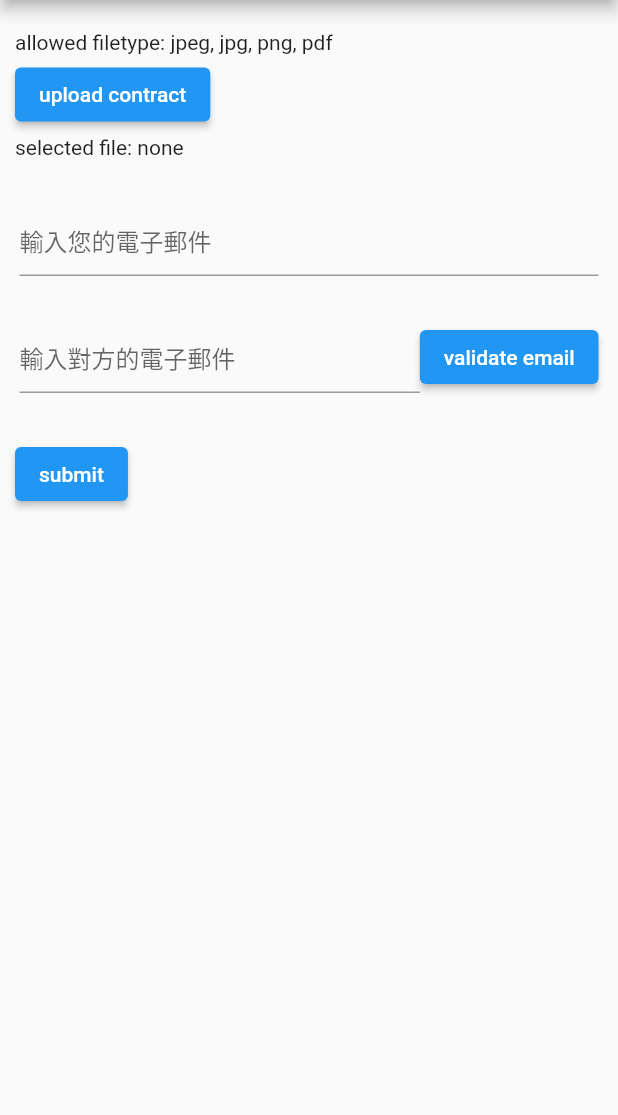
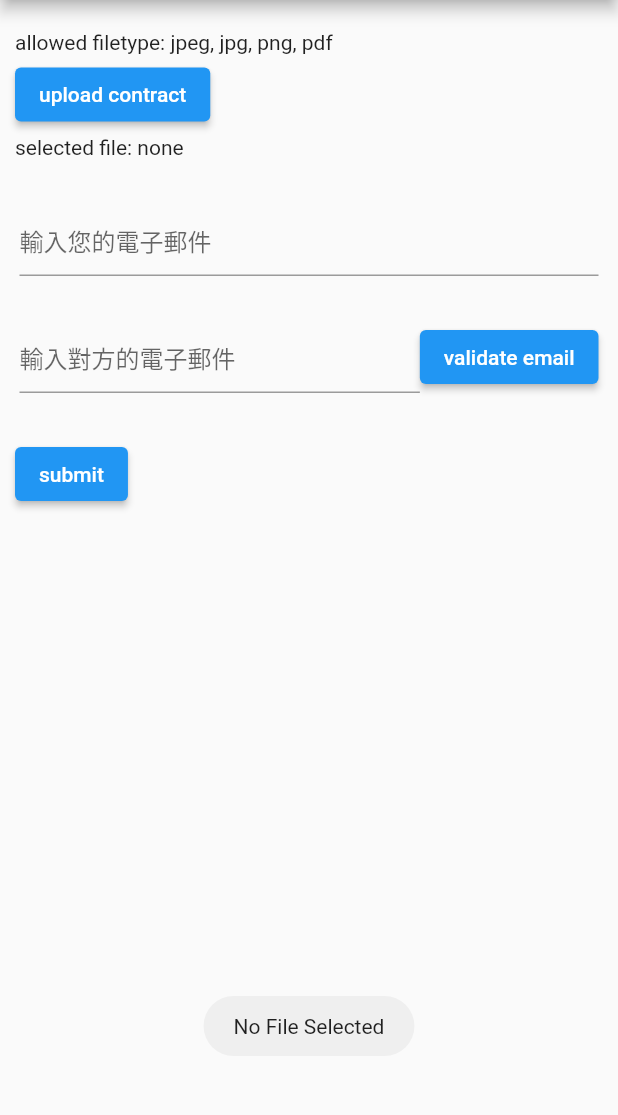
Before and after one commit to cy0802/data_storing_via_blockchain, a Flutter app: the NormCon screen opened by its route, after a tap on "upload contract", on a phone screen of 412 x 824 dp, the part 84-1199 px from its top. Run offline on Flutter 3.47's test engine with Material 2 defaults, Android fonts, the phone set to English and light mode, and no system bars; our stand-ins replace file_picker, fluttertoast; missing offline and left inert: flutter_ipfs.

Commit message:
upload file to IPFS

```diff
--- a/lib/pages/NormCon.dart
+++ b/lib/pages/NormCon.dart
@@ -1,6 +1,9 @@
 // normal contract
 import 'package:flutter/material.dart';
+import 'package:flutter_ipfs/flutter_ipfs.dart';
+import 'package:flutter_ipfs/src/service/file_picker.dart';
 import 'package:file_picker/file_picker.dart';
+import 'package:fluttertoast/fluttertoast.dart';
 
 
 class NormCon extends StatelessWidget{
@@ -26,8 +29,11 @@ class MyForm extends StatefulWidget {
 
 class _MyFormState extends State<MyForm> {
   String filename = "none";
+  String cid = "";
   bool valid = false;
+  FilePickerResult? file;
   final _formKey = GlobalKey<FormState>();
+
   @override
   Widget build(BuildContext context) {
     return Form(
@@ -39,25 +45,40 @@ class _MyFormState extends State<MyForm> {
             margin: const EdgeInsets.fromLTRB(10, 20, 0, 0),
             child: const Text("allowed filetype: jpeg, jpg, png, pdf"),
           ),
-          SizedBox(height: 3.0),
+          const SizedBox(height: 3.0),
           Container( // upload button
             alignment: Alignment.centerLeft,
             margin: const EdgeInsets.fromLTRB(10, 0, 0, 3),
             child: ElevatedButton(
                 onPressed: () async {
-                  FilePickerResult? result = await FilePicker.platform.pickFiles(
-                    type: FileType.custom,
-                    allowedExtensions: ["jpg", "png", "pdf", "jpeg"],
-                  );
-                  if(result != null) {
-                    setState(() {
-                      result.files.forEach((element) {
-                        print(element.size);
-                        filename = element.name;
-                        // em... if the document didn't cheat me
-                        // element.bytes will contain the byte data of the file
+                  // file picker
+                  try {
+                    final FilePicker picker = FilePicker.platform;
+                    file = await picker.pickFiles(
+                      type: FileType.custom,
+                      allowedExtensions: ["jpg", "png", "pdf", "jpeg"],
+                    );
+                    if(file == null){
+                      Fluttertoast.showToast(
+                        msg: 'No File Selected',
+                      );
+                      return;
+                    } else {
+                      setState(() {
+                          filename = file!.files[0].name;
                       });
-                    });
+                    }
+                    debugPrint("successfully select file");
+                  } catch(e) {
+                    debugPrint('Error at file picker: $e');
+                    SnackBar(
+                      content: Text(
+                        'Error at file picker: $e',
+                        textAlign: TextAlign.center,
+                        style: const TextStyle(fontSize: 15),
+                      ),
+                    );
+                    return;
                   }
                 },
                 child: const Text("upload contract"),
@@ -107,7 +128,10 @@ class _MyFormState extends State<MyForm> {
                   child: const Text("validate email"),
                   onPressed: (){
                     // TODO: send email to this person
-                    // remember to set valid to true
+                    // remember to add some conditions to set valid to true
+                    setState(() {
+                      valid = true;
+                    });
                   },
                 )
               ],
@@ -117,12 +141,20 @@ class _MyFormState extends State<MyForm> {
             alignment: Alignment.centerLeft,
             margin: const EdgeInsets.fromLTRB(10, 0, 0, 3),
             child: ElevatedButton(
-              onPressed: (){
+              onPressed: () async {
                 if(_formKey.currentState!.validate() && valid == true){
-                  ScaffoldMessenger.of(context).showSnackBar(
-                    const SnackBar(content: Text('Processing Data')),
+                  // upload to IPFS
+                  showDialog(
+                    barrierDismissible: false,
+                    context: context,
+                    builder: (BuildContext context) => const ProgressDialog(
+                      status: 'Uploading to IPFS',
+                    ),
                   );
-                  // TODO: upload to IPFS, generate private keys
+                  cid = await FlutterIpfs().uploadToIpfs(file!.files.single.path!);
+                  debugPrint(cid);
+                  Navigator.pop(context);
+                  // TODO: call functions on the ethereum
                 }
               },
               child: const Text("submit"),
--- a/pubspec.yaml
+++ b/pubspec.yaml
@@ -28,7 +28,9 @@ environment:
 # the latest version available on pub.dev. To see which dependencies have newer
 # versions available, run `flutter pub outdated`.
 dependencies:
+  flutter_ipfs: 0.0.2
   file_picker:
+  fluttertoast:
   flutter:
     sdk: flutter
 
```
Also changed, not shown: pubspec.lock, 3 other files.
